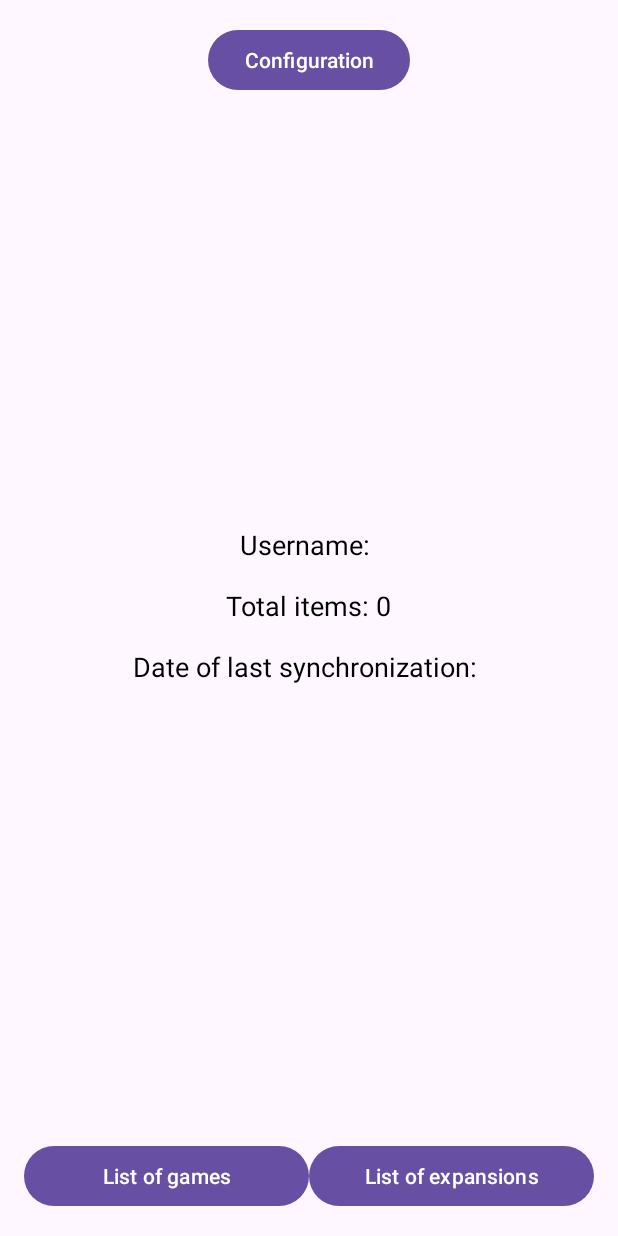
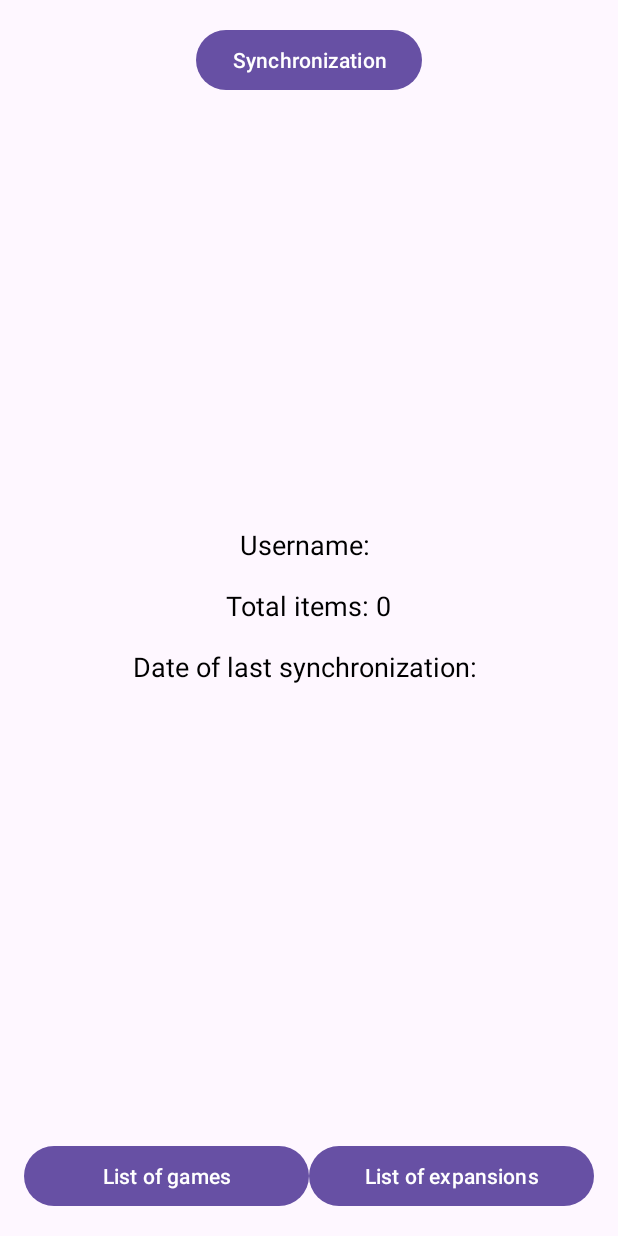
Before and after one commit to kubajarmuzek/BoardGameCollector, an Android app: the ProfileActivity screen opened directly, with no data from a screen before it, on a phone screen of 412 x 824 dp. Run offline under Robolectric (Android 15) with nearby library versions, the phone set to English and light mode, and no system bars; network calls fail.

```diff
--- a/app/src/main/AndroidManifest.xml
+++ b/app/src/main/AndroidManifest.xml
@@ -15,6 +15,9 @@
         android:supportsRtl="true"
         android:theme="@style/Theme.BoardGameCollector"
         tools:targetApi="31">
+        <activity
+            android:name=".SynchronizationActivity"
+            android:exported="false" />
         <activity
             android:name=".GameDetailActivity"
             android:exported="false" />
--- a/app/src/main/java/edu/put/inf151818/ProfileActivity.kt
+++ b/app/src/main/java/edu/put/inf151818/ProfileActivity.kt
@@ -42,6 +42,12 @@ class ProfileActivity : AppCompatActivity() {
             startActivity(intent)
         }
 
+        val syncButton: Button = findViewById(R.id.syncButton)
+        syncButton.setOnClickListener {
+            val intent = Intent(this, SynchronizationActivity::class.java)
+            startActivity(intent)
+        }
+
         games.setOnClickListener {
             val intent = Intent(applicationContext, GamesActivity::class.java)
             startActivity(intent)
--- a/app/src/main/res/layout/activity_profile.xml
+++ b/app/src/main/res/layout/activity_profile.xml
@@ -12,6 +12,16 @@
         android:layout_width="wrap_content"
         android:layout_height="wrap_content"
         android:text="Configuration"
+        app:layout_constraintTop_toTopOf="parent"
+        app:layout_constraintStart_toStartOf="parent"
+        app:layout_constraintEnd_toEndOf="parent"
+        android:layout_marginTop="16dp"
+        android:layout_marginHorizontal="16dp"/>
+    <Button
+        android:id="@+id/syncButton"
+        android:layout_width="wrap_content"
+        android:layout_height="wrap_content"
+        android:text="Synchronization"
         app:layout_constraintTop_toTopOf="parent"
         app:layout_constraintStart_toStartOf="parent"
         app:layout_constraintEnd_toEndOf="parent"
```
Also changed, not shown: app/src/main/java/edu/put/inf151818/SynchronizationActivity.kt (added, +11 -0 lines), app/src/main/res/layout/activity_synchronization.xml (added, +9 -0 lines).
